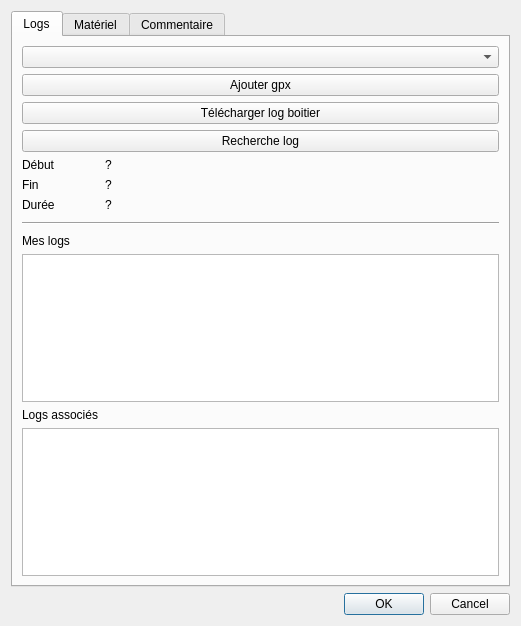
Qt form seafoil-log-analyzer/ui/session.ui (ThomasLeMezo/seafoil-tools) before a commit.
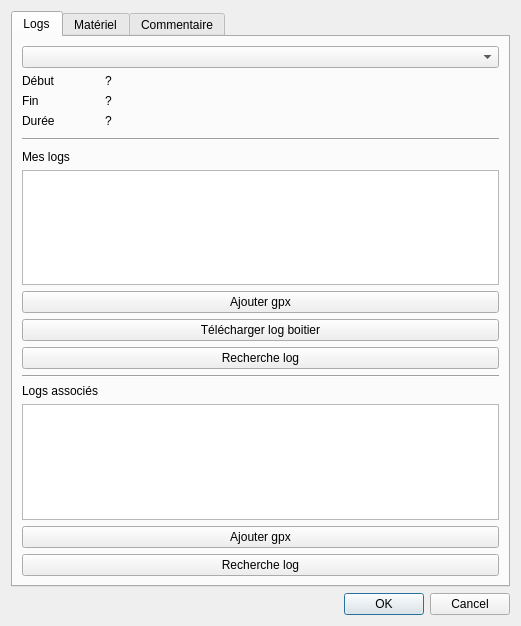
The same form after that commit.

Patch:
```diff
--- a/seafoil-log-analyzer/ui/session.ui
+++ b/seafoil-log-analyzer/ui/session.ui
@@ -40,27 +40,6 @@
          </property>
         </widget>
        </item>
-       <item row="1" column="0" colspan="2">
-        <widget class="QPushButton" name="pushButton_upload_gpx">
-         <property name="text">
-          <string>Ajouter gpx</string>
-         </property>
-        </widget>
-       </item>
-       <item row="2" column="0" colspan="2">
-        <widget class="QPushButton" name="pushButton_upload_log">
-         <property name="text">
-          <string>Télécharger log boitier</string>
-         </property>
-        </widget>
-       </item>
-       <item row="3" column="0" colspan="2">
-        <widget class="QPushButton" name="pushButton_search_log">
-         <property name="text">
-          <string>Recherche log</string>
-         </property>
-        </widget>
-       </item>
        <item row="4" column="0">
         <widget class="QLabel" name="label_10">
          <property name="text">
@@ -106,16 +85,13 @@
        <item row="11" column="0" colspan="2">
         <widget class="QListView" name="listView_log"/>
        </item>
-       <item row="12" column="0">
+       <item row="16" column="0">
         <widget class="QLabel" name="label_14">
          <property name="text">
           <string>Logs associés</string>
          </property>
         </widget>
        </item>
-       <item row="13" column="0" colspan="2">
-        <widget class="QListWidget" name="listWidget_log_associated"/>
-       </item>
        <item row="9" column="0">
         <widget class="QLabel" name="label_13">
          <property name="text">
@@ -142,6 +118,57 @@
          </property>
         </widget>
        </item>
+       <item row="15" column="0" colspan="2">
+        <widget class="Line" name="line_2">
+         <property name="minimumSize">
+          <size>
+           <width>20</width>
+           <height>0</height>
+          </size>
+         </property>
+         <property name="orientation">
+          <enum>Qt::Horizontal</enum>
+         </property>
+        </widget>
+       </item>
+       <item row="12" column="0" colspan="2">
+        <widget class="QPushButton" name="pushButton_upload_gpx">
+         <property name="text">
+          <string>Ajouter gpx</string>
+         </property>
+        </widget>
+       </item>
+       <item row="13" column="0" colspan="2">
+        <widget class="QPushButton" name="pushButton_upload_log">
+         <property name="text">
+          <string>Télécharger log boitier</string>
+         </property>
+        </widget>
+       </item>
+       <item row="14" column="0" colspan="2">
+        <widget class="QPushButton" name="pushButton_search_log">
+         <property name="text">
+          <string>Recherche log</string>
+         </property>
+        </widget>
+       </item>
+       <item row="18" column="0" colspan="2">
+        <widget class="QPushButton" name="pushButton_upload_gpx_associated">
+         <property name="text">
+          <string>Ajouter gpx</string>
+         </property>
+        </widget>
+       </item>
+       <item row="19" column="0" colspan="2">
+        <widget class="QPushButton" name="pushButton_search_log_associated">
+         <property name="text">
+          <string>Recherche log</string>
+         </property>
+        </widget>
+       </item>
+       <item row="17" column="0" colspan="2">
+        <widget class="QListView" name="listView_log_associated"/>
+       </item>
       </layout>
      </widget>
      <widget class="QWidget" name="tab_2">
```
